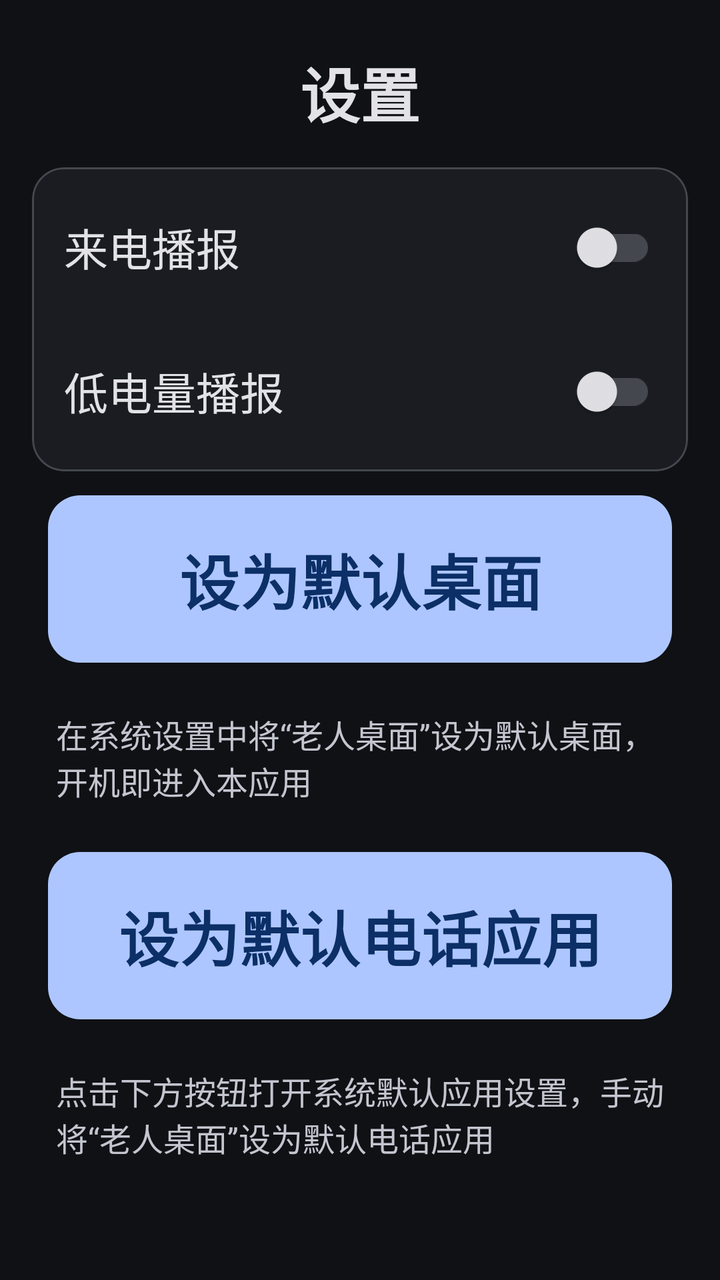
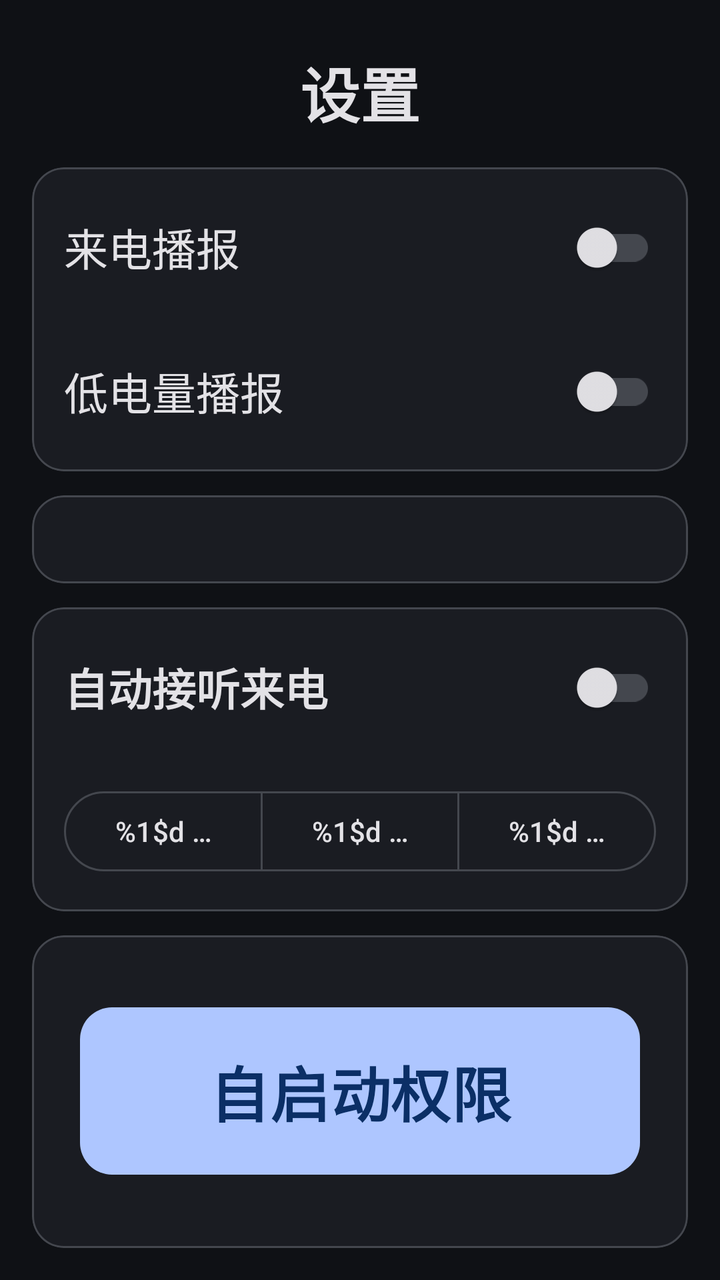

Two renders of the same Android screen: before a commit and after it. Below are the layout's source before the change and the commit's diff.
<!-- AndroidManifest.xml: application theme Theme.ElderLauncher -->
<!-- res/layout/activity_settings.xml -->
<?xml version="1.0" encoding="utf-8"?>
<LinearLayout xmlns:android="http://schemas.android.com/apk/res/android"
    xmlns:app="http://schemas.android.com/apk/res-auto"
    android:orientation="vertical"
    android:padding="16dp"
    android:background="?android:colorBackground"
    android:layout_width="match_parent"
    android:layout_height="match_parent">

    <TextView
        android:layout_width="match_parent"
        android:layout_height="wrap_content"
        android:text="@string/settings_title"
        android:textSize="30sp"
        android:textStyle="bold"
        android:gravity="center"
        android:textColor="?attr/colorOnSurface"
        android:padding="8dp" />

    <com.google.android.material.card.MaterialCardView
        android:layout_width="match_parent"
        android:layout_height="wrap_content"
        app:cardBackgroundColor="?attr/colorSurface"
        app:cardCornerRadius="16dp"
        app:strokeColor="?attr/colorOutline"
        app:strokeWidth="1dp"
        app:contentPadding="4dp"
        android:layout_marginTop="8dp">

        <LinearLayout
            android:orientation="vertical"
            android:layout_width="match_parent"
            android:layout_height="wrap_content">

            <LinearLayout
                android:orientation="horizontal"
                android:gravity="center_vertical"
                android:padding="12dp"
                android:layout_width="match_parent"
                android:layout_height="wrap_content">
                <TextView android:text="@string/set_incoming" android:textSize="22sp"
                    android:textColor="?attr/colorOnSurface"
                    android:layout_weight="1" android:layout_width="0dp" android:layout_height="wrap_content" />
                <com.google.android.material.switchmaterial.SwitchMaterial
                    android:id="@+id/swIncoming"
                    android:layout_width="wrap_content" android:layout_height="wrap_content" />
            </LinearLayout>

            <LinearLayout
                android:orientation="horizontal"
                android:gravity="center_vertical"
                android:padding="12dp"
                android:layout_width="match_parent"
                android:layout_height="wrap_content">
                <TextView android:text="@string/set_lowbattery" android:textSize="22sp"
                    android:textColor="?attr/colorOnSurface"
                    android:layout_weight="1" android:layout_width="0dp" android:layout_height="wrap_content" />
                <com.google.android.material.switchmaterial.SwitchMaterial
                    android:id="@+id/swLow"
                    android:layout_width="wrap_content" android:layout_height="wrap_content" />
            </LinearLayout>
        </LinearLayout>
    </com.google.android.material.card.MaterialCardView>

    <com.google.android.material.button.MaterialButton
        android:id="@+id/btnDefault"
        style="@style/BigButton"
        android:layout_width="match_parent"
        android:layout_height="wrap_content"
        android:text="@string/set_default_launcher"
        android:layout_marginTop="16dp" />

    <TextView
        android:layout_width="match_parent"
        android:layout_height="wrap_content"
        android:text="@string/set_default_tip"
        android:textSize="16sp"
        android:textColor="?attr/colorOnSurfaceVariant"
        android:padding="12dp" />

    <com.google.android.material.button.MaterialButton
        android:id="@+id/btnDefaultDialer"
        style="@style/BigButton"
        android:layout_width="match_parent"
        android:layout_height="wrap_content"
        android:text="@string/set_default_dialer" />

    <TextView
        android:layout_width="match_parent"
        android:layout_height="wrap_content"
        android:text="@string/set_default_dialer_tip"
        android:textSize="16sp"
        android:textColor="?attr/colorOnSurfaceVariant"
        android:padding="12dp" />
</LinearLayout>
<!-- resources referenced by this layout -->
<resources>
  <string name="set_default_dialer">设为默认电话应用</string>
  <string name="set_default_dialer_tip">点击下方按钮打开系统默认应用设置，手动将“老人桌面”设为默认电话应用</string>
  <string name="set_default_launcher">设为默认桌面</string>
  <string name="set_default_tip">在系统设置中将“老人桌面”设为默认桌面，开机即进入本应用</string>
  <string name="set_incoming">来电播报</string>
  <string name="set_lowbattery">低电量播报</string>
  <string name="settings_title">设置</string>
  <style name="BigButton" parent="Widget.Material3.Button">
          <item name="android:textSize">30sp</item>
          <item name="android:textStyle">bold</item>
          <item name="android:padding">20dp</item>
          <item name="android:layout_margin">8dp</item>
          <item name="android:minHeight">64dp</item>
          <item name="cornerRadius">16dp</item>
      </style>
  <color name="colorPrimary">#AEC6FF</color>
  <color name="colorOnPrimary">#0B2F66</color>
  <color name="colorPrimaryContainer">#284786</color>
  <color name="colorOnPrimaryContainer">#D9E2FF</color>
  <color name="colorSecondary">#BEC6DC</color>
  <color name="colorOnSecondary">#283141</color>
  <color name="colorSecondaryContainer">#3E4759</color>
  <color name="colorOnSecondaryContainer">#DAE2F9</color>
  <color name="colorTertiary">#DDBCE4</color>
  <color name="colorOnTertiary">#3F2844</color>
  <color name="colorTertiaryContainer">#573E5C</color>
  <color name="colorOnTertiaryContainer">#FAD8FF</color>
  <color name="colorOnBackground">#E2E2E9</color>
  <color name="colorSurface">#1A1C22</color>
  <color name="colorOnSurface">#E3E2E6</color>
  <color name="colorSurfaceVariant">#2A2E37</color>
  <color name="colorOnSurfaceVariant">#C3C6CF</color>
  <color name="colorSurfaceContainer">#1E2128</color>
  <color name="colorSurfaceContainerHigh">#282C34</color>
  <color name="colorSurfaceContainerHighest">#33373F</color>
  <color name="colorOutline">#44474E</color>
  <color name="colorOutlineVariant">#2A2E37</color>
  <color name="colorError">#FFB4AB</color>
  <color name="colorOnError">#690005</color>
  <color name="colorErrorContainer">#93000A</color>
  <color name="colorOnErrorContainer">#FFDAD6</color>
  <color name="colorBackground">#0F1115</color>
  <!-- unchanged entries left out for length: 1 -->
</resources>

<!-- the commit's change to res/layout/activity_settings.xml (unified diff, before → after) -->
@@ -62,6 +62,133 @@
         </LinearLayout>
     </com.google.android.material.card.MaterialCardView>
 
+    
+    <com.google.android.material.card.MaterialCardView
+        android:layout_width="match_parent"
+        android:layout_height="wrap_content"
+        app:cardBackgroundColor="?attr/colorSurface"
+        app:cardCornerRadius="16dp"
+        app:strokeColor="?attr/colorOutline"
+        app:strokeWidth="1dp"
+        app:contentPadding="16dp"
+        android:layout_marginTop="12dp">
+
+        <LinearLayout
+            android:orientation="vertical"
+            android:layout_width="match_parent"
+            android:layout_height="wrap_content">
+            <TextView android:text="@string/set_fav_title" android:textSize="22sp"
+                android:textStyle="bold" android:textColor="?attr/colorOnSurface" />
+            <TextView android:text="@string/set_fav_tip" android:textSize="14sp"
+                android:textColor="?attr/colorOnSurfaceVariant"
+                android:layout_marginTop="4dp" android:layout_marginBottom="8dp" />
+            <LinearLayout
+                android:id="@+id/favContainer"
+                android:orientation="vertical"
+                android:layout_width="match_parent"
+                android:layout_height="wrap_content" />
+        </LinearLayout>
+    </com.google.android.material.card.MaterialCardView>
+
+    
+    <com.google.android.material.card.MaterialCardView
+        android:layout_width="match_parent"
+        android:layout_height="wrap_content"
+        app:cardBackgroundColor="?attr/colorSurface"
+        app:cardCornerRadius="16dp"
+        app:strokeColor="?attr/colorOutline"
+        app:strokeWidth="1dp"
+        app:contentPadding="16dp"
+        android:layout_marginTop="12dp">
+
+        <LinearLayout
+            android:orientation="vertical"
+            android:layout_width="match_parent"
+            android:layout_height="wrap_content">
+            <LinearLayout
+                android:orientation="horizontal"
+                android:gravity="center_vertical"
+                android:layout_width="match_parent"
+                android:layout_height="wrap_content">
+                <TextView android:text="@string/auto_answer" android:textSize="22sp"
+                    android:textStyle="bold" android:textColor="?attr/colorOnSurface"
+                    android:layout_weight="1" android:layout_width="0dp" android:layout_height="wrap_content" />
+                <com.google.android.material.switchmaterial.SwitchMaterial
+                    android:id="@+id/swAutoAnswer"
+                    android:layout_width="wrap_content" android:layout_height="wrap_content" />
+            </LinearLayout>
+
+            <TextView android:text="@string/auto_answer_tip" android:textSize="14sp"
+                android:textColor="?attr/colorOnSurfaceVariant"
+                android:layout_marginTop="4dp" android:layout_marginBottom="8dp" />
+
+            <TextView android:text="@string/auto_answer_delay" android:textSize="16sp"
+                android:textColor="?attr/colorOnSurface"
+                android:layout_marginTop="4dp" />
+
+            <com.google.android.material.button.MaterialButtonToggleGroup
+                android:id="@+id/delayGroup"
+                android:layout_width="match_parent"
+                android:layout_height="wrap_content"
+                app:singleSelection="true"
+                android:layout_marginTop="8dp">
+                <com.google.android.material.button.MaterialButton
+                    android:id="@+id/btnDelay3"
+                    style="?attr/materialButtonOutlinedStyle"
+                    android:layout_width="0dp" android:layout_height="wrap_content"
+                    android:layout_weight="1" android:text="@string/delay_sec" />
+                <com.google.android.material.button.MaterialButton
+                    android:id="@+id/btnDelay5"
+                    style="?attr/materialButtonOutlinedStyle"
+                    android:layout_width="0dp" android:layout_height="wrap_content"
+                    android:layout_weight="1" android:text="@string/delay_sec" />
+                <com.google.android.material.button.MaterialButton
+                    android:id="@+id/btnDelay10"
+                    style="?attr/materialButtonOutlinedStyle"
+                    android:layout_width="0dp" android:layout_height="wrap_content"
+                    android:layout_weight="1" android:text="@string/delay_sec" />
+            </com.google.android.material.button.MaterialButtonToggleGroup>
+        </LinearLayout>
+    </com.google.android.material.card.MaterialCardView>
+
+    
+    <com.google.android.material.card.MaterialCardView
+        android:layout_width="match_parent"
+        android:layout_height="wrap_content"
+        app:cardBackgroundColor="?attr/colorSurface"
+        app:cardCornerRadius="16dp"
+        app:strokeColor="?attr/colorOutline"
+        app:strokeWidth="1dp"
+        app:contentPadding="16dp"
+        android:layout_marginTop="12dp">
+
+        <LinearLayout
+            android:orientation="vertical"
+            android:layout_width="match_parent"
+            android:layout_height="wrap_content">
+            <TextView android:text="@string/autostart_title" android:textSize="22sp"
+                android:textStyle="bold" android:textColor="?attr/colorOnSurface"
+                android:layout_marginBottom="8dp" />
+            <com.google.android.material.button.MaterialButton
+                android:id="@+id/btnAutostart"
+                style="@style/BigButton"
+                android:layout_width="match_parent" android:layout_height="wrap_content"
+                android:text="@string/btn_autostart" />
+            <TextView android:text="@string/autostart_tip" android:textSize="14sp"
+                android:textColor="?attr/colorOnSurfaceVariant"
+                android:padding="8dp" />
+            <com.google.android.material.button.MaterialButton
+                android:id="@+id/btnBattery"
+                style="@style/BigButton"
+                android:layout_width="match_parent" android:layout_height="wrap_content"
+                android:text="@string/btn_battery"
+                android:layout_marginTop="4dp" />
+            <TextView android:text="@string/battery_tip" android:textSize="14sp"
+                android:textColor="?attr/colorOnSurfaceVariant"
+                android:padding="8dp" />
+        </LinearLayout>
+    </com.google.android.material.card.MaterialCardView>
+
     <com.google.android.material.button.MaterialButton
         android:id="@+id/btnDefault"
         style="@style/BigButton"
<!-- resource entries referenced after the edit -->
@@ -1,9 +1,20 @@
 <!-- resources referenced by this layout -->
 <resources>
+  <string name="auto_answer">自动接听来电</string>
+  <string name="auto_answer_delay">自动接听延迟</string>
+  <string name="auto_answer_tip">开启后，来电将在设定秒数后自动接听，方便眼神不好的老人</string>
+  <string name="autostart_tip">开启自启动与后台运行，手机重启后自动进入桌面</string>
+  <string name="autostart_title">自启动与后台</string>
+  <string name="battery_tip">允许后台运行，避免被系统清理导致来电异常</string>
+  <string name="btn_autostart">自启动权限</string>
+  <string name="btn_battery">忽略电池优化</string>
+  <string name="delay_sec">%1$d 秒</string>
   <string name="set_default_dialer">设为默认电话应用</string>
   <string name="set_default_dialer_tip">点击下方按钮打开系统默认应用设置，手动将“老人桌面”设为默认电话应用</string>
   <string name="set_default_launcher">设为默认桌面</string>
   <string name="set_default_tip">在系统设置中将“老人桌面”设为默认桌面，开机即进入本应用</string>
+  <string name="set_fav_tip">在下方添加或移除桌面上的“一键拨号”联系人（最多 4 个）</string>
+  <string name="set_fav_title">常用联系人</string>
   <string name="set_incoming">来电播报</string>
   <string name="set_lowbattery">低电量播报</string>
   <string name="settings_title">设置</string>
